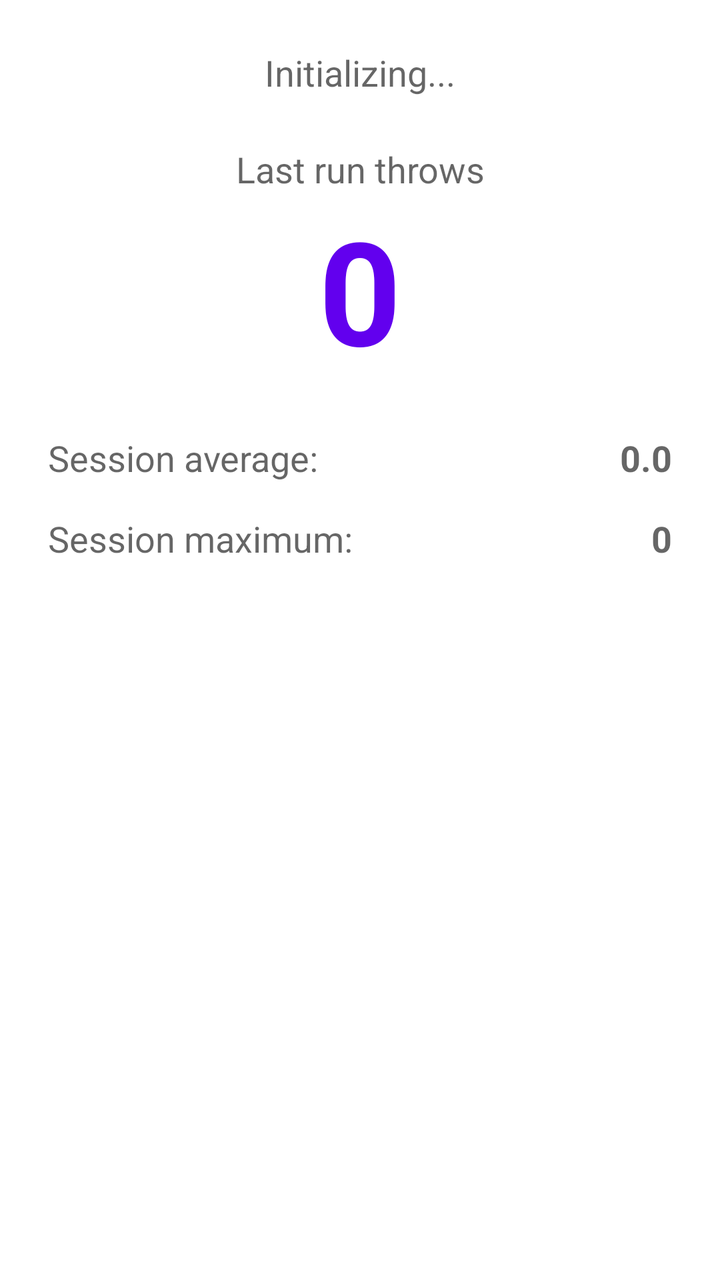
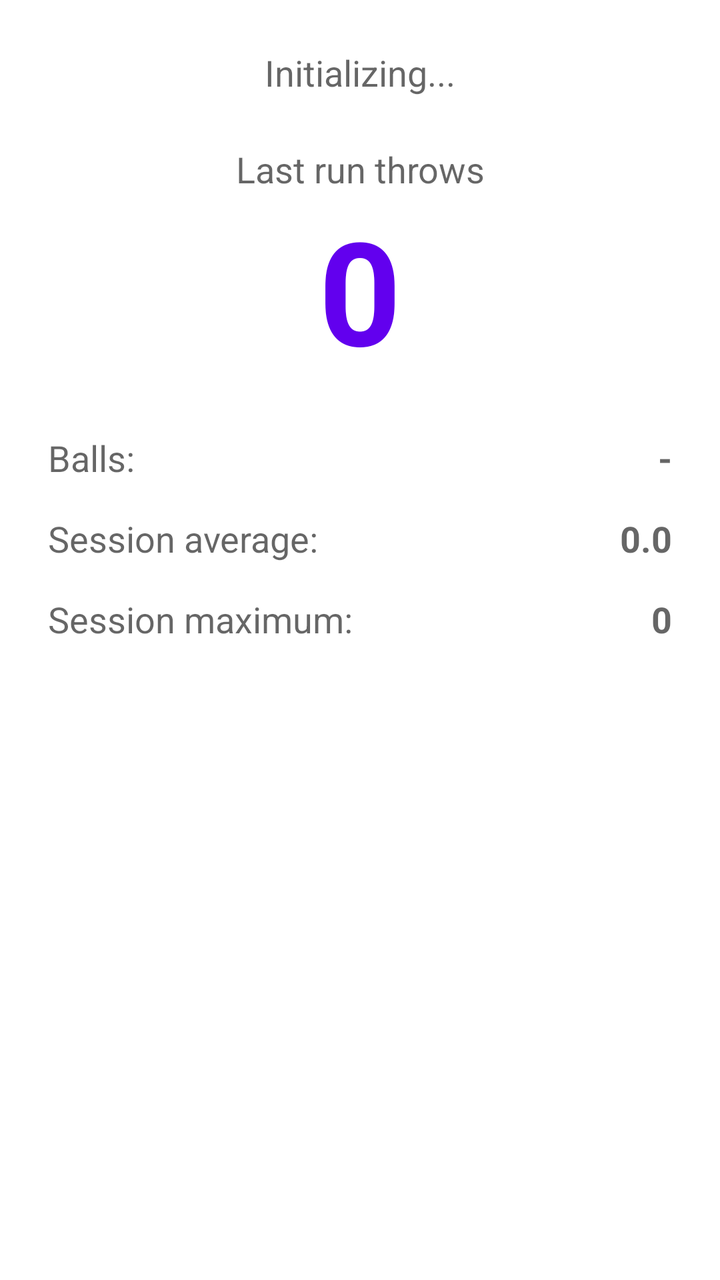

An Android layout rendered at two revisions. The XML below is the earlier revision; the diff shows what the commit changed to produce the second picture.
<!-- AndroidManifest.xml: application theme Theme.MaterialComponents.DayNight.NoActionBar -->
<!-- res/layout/activity_main.xml -->
<?xml version="1.0" encoding="utf-8"?>
<androidx.constraintlayout.widget.ConstraintLayout xmlns:android="http://schemas.android.com/apk/res/android"
    xmlns:app="http://schemas.android.com/apk/res-auto"
    xmlns:tools="http://schemas.android.com/tools"
    android:layout_width="match_parent"
    android:layout_height="match_parent"
    tools:context=".MainActivity">

    <TextView
        android:id="@+id/statusText"
        android:layout_width="0dp"
        android:layout_height="wrap_content"
        android:gravity="center"
        android:padding="24dp"
        android:text="Initializing..."
        android:textAppearance="@style/TextAppearance.AppCompat.Medium"
        app:layout_constraintEnd_toEndOf="parent"
        app:layout_constraintStart_toStartOf="parent"
        app:layout_constraintTop_toTopOf="parent" />

    <TextView
        android:id="@+id/throwCountLabel"
        android:layout_width="0dp"
        android:layout_height="wrap_content"
        android:gravity="center"
        android:text="Last run throws"
        android:textAppearance="@style/TextAppearance.AppCompat.Medium"
        app:layout_constraintEnd_toEndOf="parent"
        app:layout_constraintStart_toStartOf="parent"
        app:layout_constraintTop_toBottomOf="@id/statusText" />

    <TextView
        android:id="@+id/throwCount"
        android:layout_width="0dp"
        android:layout_height="wrap_content"
        android:gravity="center"
        android:text="0"
        android:textColor="?android:attr/colorPrimary"
        android:textSize="72sp"
        android:textStyle="bold"
        app:layout_constraintEnd_toEndOf="parent"
        app:layout_constraintStart_toStartOf="parent"
        app:layout_constraintTop_toBottomOf="@id/throwCountLabel" />

    <LinearLayout
        android:id="@+id/sessionStatsContainer"
        android:layout_width="0dp"
        android:layout_height="wrap_content"
        android:orientation="vertical"
        android:padding="24dp"
        app:layout_constraintEnd_toEndOf="parent"
        app:layout_constraintStart_toStartOf="parent"
        app:layout_constraintTop_toBottomOf="@id/throwCount">

        <LinearLayout
            android:layout_width="match_parent"
            android:layout_height="wrap_content"
            android:orientation="horizontal">
            <TextView
                android:layout_width="0dp"
                android:layout_weight="1"
                android:layout_height="wrap_content"
                android:text="Session average:"
                android:textAppearance="@style/TextAppearance.AppCompat.Medium" />
            <TextView
                android:id="@+id/sessionAverage"
                android:layout_width="wrap_content"
                android:layout_height="wrap_content"
                android:text="0.0"
                android:textAppearance="@style/TextAppearance.AppCompat.Medium"
                android:textStyle="bold" />
        </LinearLayout>

        <LinearLayout
            android:layout_width="match_parent"
            android:layout_height="wrap_content"
            android:layout_marginTop="16dp"
            android:orientation="horizontal">
            <TextView
                android:layout_width="0dp"
                android:layout_weight="1"
                android:layout_height="wrap_content"
                android:text="Session maximum:"
                android:textAppearance="@style/TextAppearance.AppCompat.Medium" />
            <TextView
                android:id="@+id/sessionMax"
                android:layout_width="wrap_content"
                android:layout_height="wrap_content"
                android:text="0"
                android:textAppearance="@style/TextAppearance.AppCompat.Medium"
                android:textStyle="bold" />
        </LinearLayout>

    </LinearLayout>
</androidx.constraintlayout.widget.ConstraintLayout>
<!-- resources referenced by this layout -->
<resources>

</resources>

<!-- the commit's change to res/layout/activity_main.xml (unified diff, before → after) -->
@@ -60,6 +60,26 @@
                 android:layout_width="0dp"
                 android:layout_weight="1"
                 android:layout_height="wrap_content"
+                android:text="Balls:"
+                android:textAppearance="@style/TextAppearance.AppCompat.Medium" />
+            <TextView
+                android:id="@+id/ballCount"
+                android:layout_width="wrap_content"
+                android:layout_height="wrap_content"
+                android:text="-"
+                android:textAppearance="@style/TextAppearance.AppCompat.Medium"
+                android:textStyle="bold" />
+        </LinearLayout>
+
+        <LinearLayout
+            android:layout_width="match_parent"
+            android:layout_height="wrap_content"
+            android:layout_marginTop="16dp"
+            android:orientation="horizontal">
+            <TextView
+                android:layout_width="0dp"
+                android:layout_weight="1"
+                android:layout_height="wrap_content"
                 android:text="Session average:"
                 android:textAppearance="@style/TextAppearance.AppCompat.Medium" />
             <TextView
